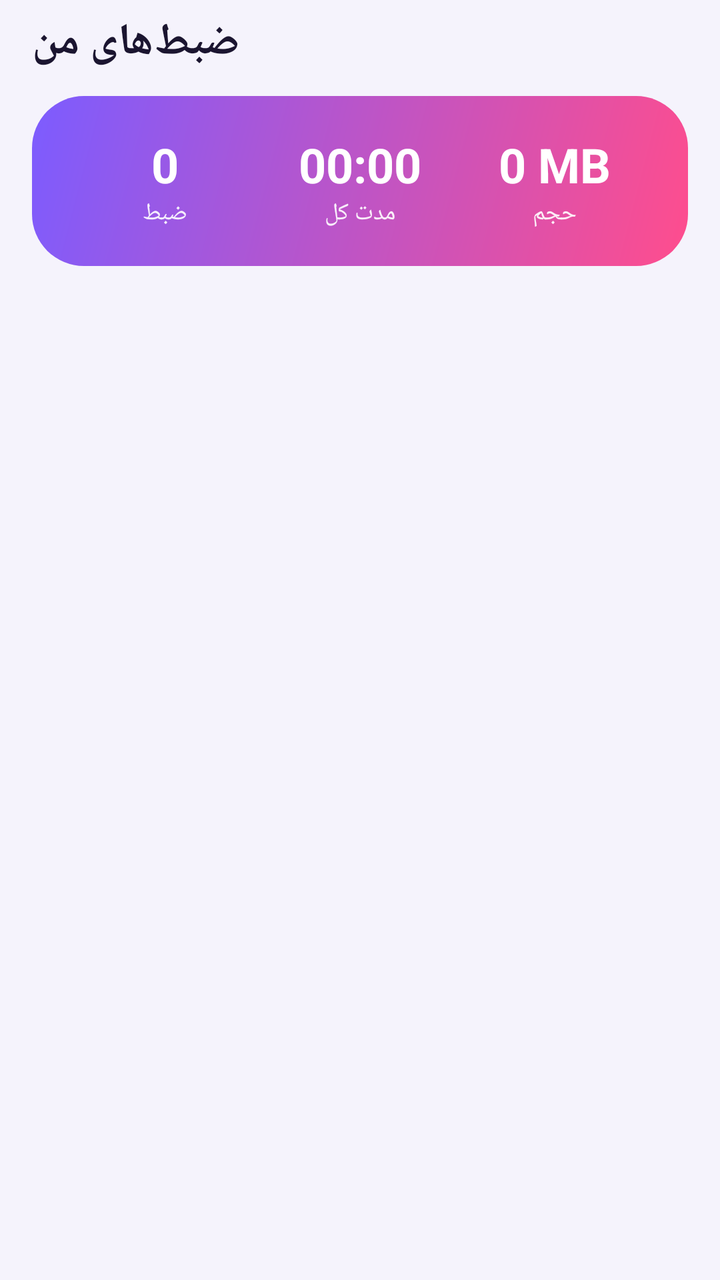
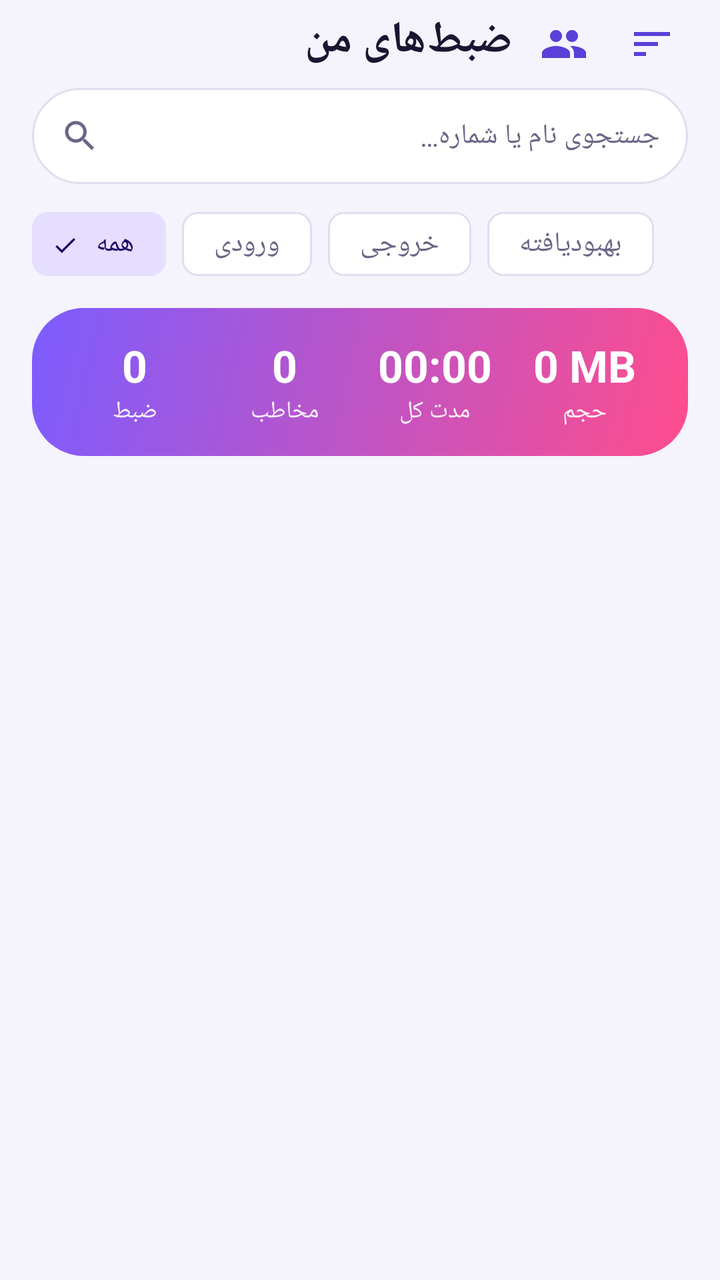

The first picture is an Android layout as it rendered before a commit; the second is the same layout after the commit. The layout source and the unified diff follow.
<!-- AndroidManifest.xml: application theme Theme.CallRecorder -->
<!-- res/layout/page_library.xml -->
<?xml version="1.0" encoding="utf-8"?>
<ScrollView xmlns:android="http://schemas.android.com/apk/res/android"
    xmlns:app="http://schemas.android.com/apk/res-auto"
    android:layout_width="match_parent"
    android:layout_height="match_parent"
    android:clipToPadding="false"
    android:fillViewport="true"
    android:paddingStart="16dp"
    android:paddingEnd="16dp"
    android:paddingBottom="16dp">

    <LinearLayout
        android:layout_width="match_parent"
        android:layout_height="wrap_content"
        android:orientation="vertical">

        <TextView
            android:layout_width="wrap_content"
            android:layout_height="wrap_content"
            android:paddingTop="6dp"
            android:paddingBottom="12dp"
            android:text="ضبط‌های من"
            android:textColor="@color/text"
            android:textSize="22sp"
            android:textStyle="bold" />

        <LinearLayout
            android:id="@+id/statsCard"
            android:layout_width="match_parent"
            android:layout_height="wrap_content"
            android:layout_marginBottom="14dp"
            android:background="@drawable/bg_stats"
            android:orientation="horizontal"
            android:padding="18dp">

            <LinearLayout
                android:layout_width="0dp"
                android:layout_height="wrap_content"
                android:layout_weight="1"
                android:gravity="center"
                android:orientation="vertical">

                <TextView
                    android:id="@+id/statCount"
                    android:layout_width="wrap_content"
                    android:layout_height="wrap_content"
                    android:text="0"
                    android:textColor="#FFFFFF"
                    android:textSize="24sp"
                    android:textStyle="bold" />

                <TextView
                    android:layout_width="wrap_content"
                    android:layout_height="wrap_content"
                    android:text="ضبط"
                    android:textColor="#E6FFFFFF"
                    android:textSize="12sp" />
            </LinearLayout>

            <LinearLayout
                android:layout_width="0dp"
                android:layout_height="wrap_content"
                android:layout_weight="1"
                android:gravity="center"
                android:orientation="vertical">

                <TextView
                    android:id="@+id/statTime"
                    android:layout_width="wrap_content"
                    android:layout_height="wrap_content"
                    android:layoutDirection="ltr"
                    android:text="00:00"
                    android:textColor="#FFFFFF"
                    android:textSize="24sp"
                    android:textStyle="bold" />

                <TextView
                    android:layout_width="wrap_content"
                    android:layout_height="wrap_content"
                    android:text="مدت کل"
                    android:textColor="#E6FFFFFF"
                    android:textSize="12sp" />
            </LinearLayout>

            <LinearLayout
                android:layout_width="0dp"
                android:layout_height="wrap_content"
                android:layout_weight="1"
                android:gravity="center"
                android:orientation="vertical">

                <TextView
                    android:id="@+id/statSize"
                    android:layout_width="wrap_content"
                    android:layout_height="wrap_content"
                    android:layoutDirection="ltr"
                    android:text="0 MB"
                    android:textColor="#FFFFFF"
                    android:textSize="24sp"
                    android:textStyle="bold" />

                <TextView
                    android:layout_width="wrap_content"
                    android:layout_height="wrap_content"
                    android:text="حجم"
                    android:textColor="#E6FFFFFF"
                    android:textSize="12sp" />
            </LinearLayout>
        </LinearLayout>

        <LinearLayout
            android:id="@+id/listBox"
            android:layout_width="match_parent"
            android:layout_height="wrap_content"
            android:orientation="vertical" />

        <LinearLayout
            android:id="@+id/emptyView"
            android:layout_width="match_parent"
            android:layout_height="wrap_content"
            android:gravity="center"
            android:orientation="vertical"
            android:paddingTop="40dp"
            android:visibility="gone">

            <FrameLayout
                android:layout_width="96dp"
                android:layout_height="96dp"
                android:background="@drawable/bg_icon_badge">

                <ImageView
                    android:layout_width="44dp"
                    android:layout_height="44dp"
                    android:layout_gravity="center"
                    android:contentDescription="empty"
                    android:src="@drawable/ic_equalizer"
                    app:tint="@color/primary" />
            </FrameLayout>

            <TextView
                android:layout_width="wrap_content"
                android:layout_height="wrap_content"
                android:layout_marginTop="18dp"
                android:text="هنوز ضبطی ندارید"
                android:textColor="@color/text"
                android:textSize="17sp"
                android:textStyle="bold" />

            <TextView
                android:layout_width="wrap_content"
                android:layout_height="wrap_content"
                android:layout_marginTop="6dp"
                android:text="از صفحه‌ی «ضبط» اولین مکالمه‌ی خود را ضبط کنید"
                android:textColor="@color/text_secondary"
                android:textSize="13sp" />
        </LinearLayout>
    </LinearLayout>
</ScrollView>
<!-- resources referenced by this layout -->
<resources>
  <color name="primary">#5B3FD9</color>
  <color name="text">#1B1530</color>
  <color name="text_secondary">#6B6585</color>
  <!-- drawable bg_icon_badge (drawable) -->
  <?xml version="1.0" encoding="utf-8"?>
  <shape xmlns:android="http://schemas.android.com/apk/res/android" android:shape="oval">
      <solid android:color="@color/primary_container" />
  </shape>
  <style name="Theme.CallRecorder" parent="Base.Theme.CallRecorder" />
  <color name="primary_container">#E6DEFF</color>
  <color name="grad_start">#7C5CFF</color>
  <color name="grad_end">#FF4D8D</color>
  <color name="on_primary">#FFFFFF</color>
  <color name="on_primary_container">#1E0A66</color>
  <color name="surface">#FFFFFF</color>
  <color name="surface_variant">#ECE8F6</color>
  <color name="outline">#E2DDEF</color>
  <color name="bg">#F5F3FC</color>
  <!-- unchanged entries left out for length: 3 -->
</resources>

<!-- the commit's change to res/layout/page_library.xml (unified diff, before → after) -->
@@ -1,158 +1,392 @@
 <?xml version="1.0" encoding="utf-8"?>
-<ScrollView xmlns:android="http://schemas.android.com/apk/res/android"
+<LinearLayout xmlns:android="http://schemas.android.com/apk/res/android"
     xmlns:app="http://schemas.android.com/apk/res-auto"
     android:layout_width="match_parent"
     android:layout_height="match_parent"
-    android:clipToPadding="false"
-    android:fillViewport="true"
-    android:paddingStart="16dp"
-    android:paddingEnd="16dp"
-    android:paddingBottom="16dp">
-
+    android:orientation="vertical">
+
+    
     <LinearLayout
+        android:id="@+id/libHeader"
         android:layout_width="match_parent"
         android:layout_height="wrap_content"
-        android:orientation="vertical">
+        android:orientation="vertical"
+        android:paddingStart="16dp"
+        android:paddingEnd="16dp">
+
+        <LinearLayout
+            android:layout_width="match_parent"
+            android:layout_height="wrap_content"
+            android:gravity="center_vertical"
+            android:orientation="horizontal">
+
+            <TextView
+                android:layout_width="0dp"
+                android:layout_height="wrap_content"
+                android:layout_weight="1"
+                android:paddingTop="4dp"
+                android:paddingBottom="8dp"
+                android:text="ضبط‌های من"
+                android:textColor="@color/text"
+                android:textSize="22sp"
+                android:textStyle="bold" />
+
+            <com.google.android.material.button.MaterialButton
+                android:id="@+id/btnViewMode"
+                style="@style/Widget.Material3.Button.IconButton"
+                android:layout_width="44dp"
+                android:layout_height="44dp"
+                android:contentDescription="view"
+                app:icon="@drawable/ic_group"
+                app:iconSize="24dp"
+                app:iconTint="@color/primary" />
+
+            <com.google.android.material.button.MaterialButton
+                android:id="@+id/btnSort"
+                style="@style/Widget.Material3.Button.IconButton"
+                android:layout_width="44dp"
+                android:layout_height="44dp"
+                android:contentDescription="sort"
+                app:icon="@drawable/ic_sort"
+                app:iconSize="24dp"
+                app:iconTint="@color/primary" />
+        </LinearLayout>
+
+        <LinearLayout
+            android:layout_width="match_parent"
+            android:layout_height="48dp"
+            android:background="@drawable/bg_search"
+            android:gravity="center_vertical"
+            android:orientation="horizontal"
+            android:paddingStart="14dp"
+            android:paddingEnd="14dp">
+
+            <ImageView
+                android:layout_width="20dp"
+                android:layout_height="20dp"
+                android:contentDescription="search"
+                android:src="@drawable/ic_search"
+                app:tint="@color/text_secondary" />
+
+            <EditText
+                android:id="@+id/etSearch"
+                android:layout_width="0dp"
+                android:layout_height="match_parent"
+                android:layout_marginStart="10dp"
+                android:layout_weight="1"
+                android:background="@null"
+                android:hint="جستجوی نام یا شماره…"
+                android:imeOptions="actionSearch"
+                android:inputType="text"
+                android:maxLines="1"
+                android:textColor="@color/text"
+                android:textColorHint="@color/text_secondary"
+                android:textSize="14sp" />
+        </LinearLayout>
+
+        <HorizontalScrollView
+            android:layout_width="match_parent"
+            android:layout_height="wrap_content"
+            android:scrollbars="none">
+
+            <LinearLayout
+                android:layout_width="wrap_content"
+                android:layout_height="wrap_content"
+                android:orientation="horizontal"
+                android:paddingTop="6dp">
+
+                <com.google.android.material.chip.Chip
+                    android:id="@+id/chipAll"
+                    style="@style/Widget.Material3.Chip.Filter"
+                    android:layout_width="wrap_content"
+                    android:layout_height="wrap_content"
+                    android:checked="true"
+                    android:text="همه" />
+
+                <com.google.android.material.chip.Chip
+                    android:id="@+id/chipIn"
+                    style="@style/Widget.Material3.Chip.Filter"
+                    android:layout_width="wrap_content"
+                    android:layout_height="wrap_content"
+                    android:layout_marginStart="8dp"
+                    android:text="ورودی" />
+
+                <com.google.android.material.chip.Chip
+                    android:id="@+id/chipOut"
+                    style="@style/Widget.Material3.Chip.Filter"
+                    android:layout_width="wrap_content"
+                    android:layout_height="wrap_content"
+                    android:layout_marginStart="8dp"
+                    android:text="خروجی" />
+
+                <com.google.android.material.chip.Chip
+                    android:id="@+id/chipEnh"
+                    style="@style/Widget.Material3.Chip.Filter"
+                    android:layout_width="wrap_content"
+                    android:layout_height="wrap_content"
+                    android:layout_marginStart="8dp"
+                    android:text="بهبودیافته" />
+            </LinearLayout>
+        </HorizontalScrollView>
+    </LinearLayout>
+
+    
+    <LinearLayout
+        android:id="@+id/selectBar"
+        android:layout_width="match_parent"
+        android:layout_height="56dp"
+        android:background="@color/primary_container"
+        android:gravity="center_vertical"
+        android:orientation="horizontal"
+        android:paddingStart="8dp"
+        android:paddingEnd="8dp"
+        android:visibility="gone">
+
+        <com.google.android.material.button.MaterialButton
+            android:id="@+id/btnSelClose"
+            style="@style/Widget.Material3.Button.IconButton"
+            android:layout_width="44dp"
+            android:layout_height="44dp"
+            android:contentDescription="close"
+            app:icon="@drawable/ic_close"
+            app:iconTint="@color/on_primary_container" />
 
         <TextView
+            android:id="@+id/tvSelCount"
+            android:layout_width="0dp"
+            android:layout_height="wrap_content"
+            android:layout_weight="1"
+            android:text="۰ انتخاب"
+            android:textColor="@color/on_primary_container"
+            android:textSize="16sp"
+            android:textStyle="bold" />
+
+        <com.google.android.material.button.MaterialButton
+            android:id="@+id/btnSelAll"
+            style="@style/Widget.Material3.Button.TextButton"
             android:layout_width="wrap_content"
             android:layout_height="wrap_content"
-            android:paddingTop="6dp"
-            android:paddingBottom="12dp"
-            android:text="ضبط‌های من"
-            android:textColor="@color/text"
-            android:textSize="22sp"
-            android:textStyle="bold" />
+            android:text="همه" />
+
+        <com.google.android.material.button.MaterialButton
+            android:id="@+id/btnSelDelete"
+            style="@style/Widget.Material3.Button.IconButton"
+            android:layout_width="44dp"
+            android:layout_height="44dp"
+            android:contentDescription="delete"
+            app:icon="@drawable/ic_delete"
+            app:iconTint="@color/accent" />
+    </LinearLayout>
+
+    <ScrollView
+        android:id="@+id/libScroll"
+        android:layout_width="match_parent"
+        android:layout_height="0dp"
+        android:layout_weight="1"
+        android:clipToPadding="false"
+        android:fillViewport="true"
+        android:paddingStart="16dp"
+        android:paddingTop="8dp"
+        android:paddingEnd="16dp"
+        android:paddingBottom="16dp">
 
         <LinearLayout
-            android:id="@+id/statsCard"
             android:layout_width="match_parent"
             android:layout_height="wrap_content"
-            android:layout_marginBottom="14dp"
-            android:background="@drawable/bg_stats"
-            android:orientation="horizontal"
-            android:padding="18dp">
+            android:orientation="vertical">
+
+            <com.google.android.material.card.MaterialCardView
+                android:id="@+id/permCard"
+                android:layout_width="match_parent"
+                android:layout_height="wrap_content"
+                android:layout_marginBottom="12dp"
+                android:visibility="gone"
+                app:cardBackgroundColor="@color/primary_container"
+                app:cardCornerRadius="20dp"
+                app:cardElevation="0dp"
+                app:strokeWidth="0dp">
+
+                <LinearLayout
+                    android:layout_width="match_parent"
+                    android:layout_height="wrap_content"
+                    android:gravity="center_vertical"
+                    android:orientation="horizontal"
+                    android:padding="14dp">
+
+                    <TextView
+                        android:layout_width="0dp"
+                        android:layout_height="wrap_content"
+                        android:layout_weight="1"
+                        android:lineSpacingExtra="2dp"
+                        android:text="برای نمایش نام و شماره‌ی طرف تماس، دسترسی به «تاریخچه‌ی تماس» را بدهید."
+                        android:textColor="@color/on_primary_container"
+                        android:textSize="12.5sp" />
+
+                    <com.google.android.material.button.MaterialButton
+                        android:id="@+id/btnPerm"
+                        android:layout_width="wrap_content"
+                        android:layout_height="wrap_content"
+                        android:layout_marginStart="8dp"
+                        android:text="اجازه" />
+                </LinearLayout>
+            </com.google.android.material.card.MaterialCardView>
 
             <LinearLayout
-                android:layout_width="0dp"
-                android:layout_height="wrap_content"
-                android:layout_weight="1"
+                android:id="@+id/statsCard"
+                android:layout_width="match_parent"
+                android:layout_height="wrap_content"
+                android:layout_marginBottom="14dp"
+                android:background="@drawable/bg_stats"
+                android:orientation="horizontal"
+                android:padding="14dp">
+
+                <LinearLayout
+                    android:layout_width="0dp"
+                    android:layout_height="wrap_content"
+                    android:layout_weight="1"
+                    android:gravity="center"
+                    android:orientation="vertical">
+
+                    <TextView
+                        android:id="@+id/statCount"
+                        android:layout_width="wrap_content"
+                        android:layout_height="wrap_content"
+                        android:text="0"
+                        android:textColor="#FFFFFF"
+                        android:textSize="22sp"
+                        android:textStyle="bold" />
+
+                    <TextView
+                        android:layout_width="wrap_content"
+                        android:layout_height="wrap_content"
+                        android:text="ضبط"
+                        android:textColor="#E6FFFFFF"
+                        android:textSize="12sp" />
+                </LinearLayout>
+
+                <LinearLayout
+                    android:layout_width="0dp"
+                    android:layout_height="wrap_content"
+                    android:layout_weight="1"
+                    android:gravity="center"
+                    android:orientation="vertical">
+
+                    <TextView
+                        android:id="@+id/statPeople"
+                        android:layout_width="wrap_content"
+                        android:layout_height="wrap_content"
+                        android:text="0"
+                        android:textColor="#FFFFFF"
+                        android:textSize="22sp"
+                        android:textStyle="bold" />
+
+                    <TextView
+                        android:layout_width="wrap_content"
+                        android:layout_height="wrap_content"
+                        android:text="مخاطب"
+                        android:textColor="#E6FFFFFF"
+                        android:textSize="12sp" />
+                </LinearLayout>
+
+                <LinearLayout
+                    android:layout_width="0dp"
+                    android:layout_height="wrap_content"
+                    android:layout_weight="1"
+                    android:gravity="center"
+                    android:orientation="vertical">
+
+                    <TextView
+                        android:id="@+id/statTime"
+                        android:layout_width="wrap_content"
+                        android:layout_height="wrap_content"
+                        android:layoutDirection="ltr"
+                        android:text="00:00"
+                        android:textColor="#FFFFFF"
+                        android:textSize="22sp"
+                        android:textStyle="bold" />
+
+                    <TextView
+                        android:layout_width="wrap_content"
+                        android:layout_height="wrap_content"
+                        android:text="مدت کل"
+                        android:textColor="#E6FFFFFF"
+                        android:textSize="12sp" />
+                </LinearLayout>
+
+                <LinearLayout
+                    android:layout_width="0dp"
+                    android:layout_height="wrap_content"
+                    android:layout_weight="1"
+                    android:gravity="center"
+                    android:orientation="vertical">
+
+                    <TextView
+                        android:id="@+id/statSize"
+                        android:layout_width="wrap_content"
+                        android:layout_height="wrap_content"
+                        android:layoutDirection="ltr"
+                        android:text="0 MB"
+                        android:textColor="#FFFFFF"
+                        android:textSize="22sp"
+                        android:textStyle="bold" />
+
+                    <TextView
+                        android:layout_width="wrap_content"
+                        android:layout_height="wrap_content"
+                        android:text="حجم"
+                        android:textColor="#E6FFFFFF"
+                        android:textSize="12sp" />
+                </LinearLayout>
+            </LinearLayout>
+
+            <LinearLayout
+                android:id="@+id/listBox"
+                android:layout_width="match_parent"
+                android:layout_height="wrap_content"
+                android:orientation="vertical" />
+
+            <LinearLayout
+                android:id="@+id/emptyView"
+                android:layout_width="match_parent"
+                android:layout_height="wrap_content"
                 android:gravity="center"
-                android:orientation="vertical">
+                android:orientation="vertical"
+                android:paddingTop="40dp"
+                android:visibility="gone">
+
+                <FrameLayout
+                    android:layout_width="96dp"
+                    android:layout_height="96dp"
+                    android:background="@drawable/bg_icon_badge">
+
+                    <ImageView
+                        android:layout_width="44dp"
+                        android:layout_height="44dp"
+                        android:layout_gravity="center"
+                        android:contentDescription="empty"
+                        android:src="@drawable/ic_equalizer"
+                        app:tint="@color/primary" />
+                </FrameLayout>
 
                 <TextView
-                    android:id="@+id/statCount"
-                    android:layout_width="wrap_content"
-                    android:layout_height="wrap_content"
-                    android:text="0"
-                    android:textColor="#FFFFFF"
-                    android:textSize="24sp"
+                    android:id="@+id/tvEmptyTitle"
+                    android:layout_width="wrap_content"
+                    android:layout_height="wrap_content"
+                    android:layout_marginTop="18dp"
+                    android:text="هنوز ضبطی ندارید"
+                    android:textColor="@color/text"
+                    android:textSize="17sp"
                     android:textStyle="bold" />
 
                 <TextView
-                    android:layout_width="wrap_content"
-                    android:layout_height="wrap_content"
-                    android:text="ضبط"
-                    android:textColor="#E6FFFFFF"
-                    android:textSize="12sp" />
-            </LinearLayout>
-
-            <LinearLayout
-                android:layout_width="0dp"
-                android:layout_height="wrap_content"
-                android:layout_weight="1"
-                android:gravity="center"
-                android:orientation="vertical">
-
-                <TextView
-                    android:id="@+id/statTime"
-                    android:layout_width="wrap_content"
-                    android:layout_height="wrap_content"
-                    android:layoutDirection="ltr"
-                    android:text="00:00"
-                    android:textColor="#FFFFFF"
-                    android:textSize="24sp"
-                    android:textStyle="bold" />
-
-                <TextView
-                    android:layout_width="wrap_content"
-                    android:layout_height="wrap_content"
-                    android:text="مدت کل"
-                    android:textColor="#E6FFFFFF"
-                    android:textSize="12sp" />
-            </LinearLayout>
-
-            <LinearLayout
-                android:layout_width="0dp"
-                android:layout_height="wrap_content"
-                android:layout_weight="1"
-                android:gravity="center"
-                android:orientation="vertical">
-
-                <TextView
-                    android:id="@+id/statSize"
-                    android:layout_width="wrap_content"
-                    android:layout_height="wrap_content"
-                    android:layoutDirection="ltr"
-                    android:text="0 MB"
-                    android:textColor="#FFFFFF"
-                    android:textSize="24sp"
-                    android:textStyle="bold" />
-
-                <TextView
-                    android:layout_width="wrap_content"
-                    android:layout_height="wrap_content"
-                    android:text="حجم"
-                    android:textColor="#E6FFFFFF"
-                    android:textSize="12sp" />
+                    android:id="@+id/tvEmptySub"
+                    android:layout_width="wrap_content"
+                    android:layout_height="wrap_content"
+                    android:layout_marginTop="6dp"
+                    android:text="از صفحه‌ی «ضبط» اولین مکالمه‌ی خود را ضبط کنید"
+                    android:textColor="@color/text_secondary"
+                    android:textSize="13sp" />
             </LinearLayout>
         </LinearLayout>
-
-        <LinearLayout
-            android:id="@+id/listBox"
-            android:layout_width="match_parent"
-            android:layout_height="wrap_content"
-            android:orientation="vertical" />
-
-        <LinearLayout
-            android:id="@+id/emptyView"
-            android:layout_width="match_parent"
-            android:layout_height="wrap_content"
-            android:gravity="center"
-            android:orientation="vertical"
-            android:paddingTop="40dp"
-            android:visibility="gone">
-
-            <FrameLayout
-                android:layout_width="96dp"
-                android:layout_height="96dp"
-                android:background="@drawable/bg_icon_badge">
-
-                <ImageView
-                    android:layout_width="44dp"
-                    android:layout_height="44dp"
-                    android:layout_gravity="center"
-                    android:contentDescription="empty"
-                    android:src="@drawable/ic_equalizer"
-                    app:tint="@color/primary" />
-            </FrameLayout>
-
-            <TextView
-                android:layout_width="wrap_content"
-                android:layout_height="wrap_content"
-                android:layout_marginTop="18dp"
-                android:text="هنوز ضبطی ندارید"
-                android:textColor="@color/text"
-                android:textSize="17sp"
-                android:textStyle="bold" />
-
-            <TextView
-                android:layout_width="wrap_content"
-                android:layout_height="wrap_content"
-                android:layout_marginTop="6dp"
-                android:text="از صفحه‌ی «ضبط» اولین مکالمه‌ی خود را ضبط کنید"
-                android:textColor="@color/text_secondary"
-                android:textSize="13sp" />
-        </LinearLayout>
-    </LinearLayout>
-</ScrollView>
+    </ScrollView>
+</LinearLayout>
<!-- resource entries referenced after the edit -->
@@ -1,5 +1,6 @@
 <!-- resources referenced by this layout -->
 <resources>
+  <color name="accent">#FF4D6D</color>
   <color name="primary">#5B3FD9</color>
   <color name="text">#1B1530</color>
   <color name="text_secondary">#6B6585</color>
@@ -8,7 +9,46 @@
   <shape xmlns:android="http://schemas.android.com/apk/res/android" android:shape="oval">
       <solid android:color="@color/primary_container" />
   </shape>
+  <!-- drawable bg_search (drawable) -->
+  <?xml version="1.0" encoding="utf-8"?>
+  <shape xmlns:android="http://schemas.android.com/apk/res/android" android:shape="rectangle">
+      <solid android:color="@color/card" />
+      <stroke android:width="1dp" android:color="@color/outline" />
+      <corners android:radius="24dp" />
+  </shape>
+  <!-- drawable ic_close (drawable) -->
+  <?xml version="1.0" encoding="utf-8"?>
+  <vector xmlns:android="http://schemas.android.com/apk/res/android"
+      android:width="24dp"
+      android:height="24dp"
+      android:viewportWidth="24"
+      android:viewportHeight="24">
+      <path
+          android:fillColor="#FF000000"
+          android:pathData="M19,6.41L17.59,5 12,10.59 6.41,5 5,6.41 10.59,12 5,17.59 6.41,19 12,13.41 17.59,19 19,17.59 13.41,12z" />
+  </vector>
+  <!-- drawable ic_delete (drawable) -->
+  <?xml version="1.0" encoding="utf-8"?>
+  <vector xmlns:android="http://schemas.android.com/apk/res/android"
+      android:width="24dp"
+      android:height="24dp"
+      android:viewportWidth="24"
+      android:viewportHeight="24">
+      <path
+          android:fillColor="#FF000000"
+          android:pathData="M6,19c0,1.1 0.9,2 2,2h8c1.1,0 2,-0.9 2,-2V7H6v12zM19,4h-3.5l-1,-1h-5l-1,1H5v2h14V4z" />
+  </vector>
+  <!-- drawable ic_group (drawable) -->
+  <?xml version="1.0" encoding="utf-8"?>
+  <vector xmlns:android="http://schemas.android.com/apk/res/android" android:width="24dp" android:height="24dp" android:viewportWidth="24" android:viewportHeight="24"><path android:fillColor="#FF000000" android:pathData="M16,11c1.66,0 2.99,-1.34 2.99,-3S17.66,5 16,5c-1.66,0 -3,1.34 -3,3s1.34,3 3,3zM8,11c1.66,0 2.99,-1.34 2.99,-3S9.66,5 8,5C6.34,5 5,6.34 5,8s1.34,3 3,3zM8,13c-2.33,0 -7,1.17 -7,3.5V19h14v-2.5c0,-2.33 -4.67,-3.5 -7,-3.5zM16,13c-0.29,0 -0.62,0.02 -0.97,0.05 1.16,0.84 1.97,1.97 1.97,3.45V19h6v-2.5c0,-2.33 -4.67,-3.5 -7,-3.5z" /></vector>
+  <!-- drawable ic_search (drawable) -->
+  <?xml version="1.0" encoding="utf-8"?>
+  <vector xmlns:android="http://schemas.android.com/apk/res/android" android:width="24dp" android:height="24dp" android:viewportWidth="24" android:viewportHeight="24"><path android:fillColor="#FF000000" android:pathData="M15.5,14h-0.79l-0.28,-0.27C15.41,12.59 16,11.11 16,9.5 16,5.91 13.09,3 9.5,3S3,5.91 3,9.5 5.91,16 9.5,16c1.61,0 3.09,-0.59 4.23,-1.57l0.27,0.28v0.79l5,4.99L20.49,19l-4.99,-5zM9.5,14C7.01,14 5,11.99 5,9.5S7.01,5 9.5,5 14,7.01 14,9.5 11.99,14 9.5,14z" /></vector>
+  <!-- drawable ic_sort (drawable) -->
+  <?xml version="1.0" encoding="utf-8"?>
+  <vector xmlns:android="http://schemas.android.com/apk/res/android" android:width="24dp" android:height="24dp" android:viewportWidth="24" android:viewportHeight="24"><path android:fillColor="#FF000000" android:pathData="M3,18h6v-2H3v2zM3,6v2h18V6H3zM3,13h12v-2H3v2z" /></vector>
   <style name="Theme.CallRecorder" parent="Base.Theme.CallRecorder" />
+  <color name="card">#FFFFFF</color>
   <color name="primary_container">#E6DEFF</color>
   <color name="grad_start">#7C5CFF</color>
   <color name="grad_end">#FF4D8D</color>
